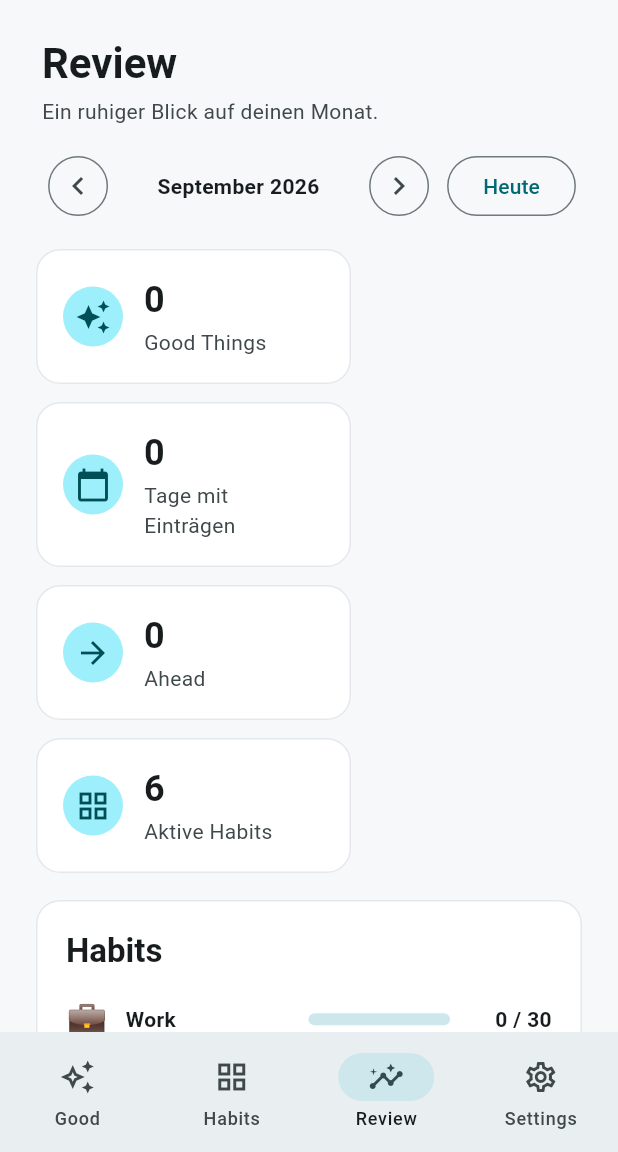
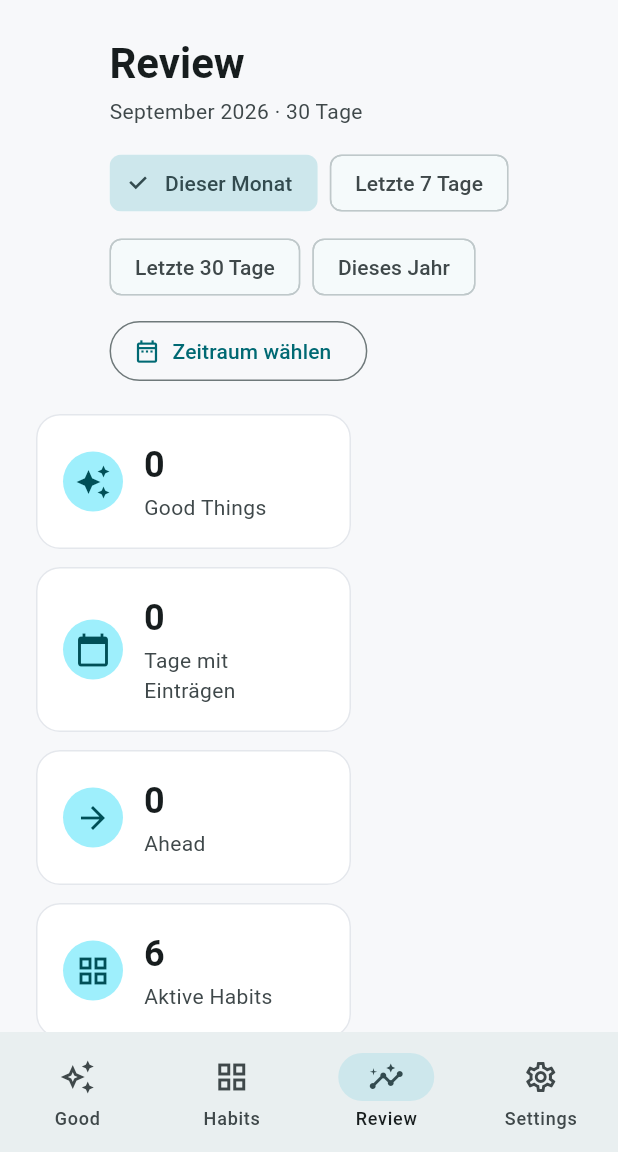
Before and after one commit to Rab2385/lighthouse_mini, a Flutter app: the screen it shows after launch, item 3 of the bottom bar chosen, on a phone screen of 412 x 824 dp, the part 84-1236 px from its top. Run offline on Flutter 3.47's test engine with Material 3 defaults, Android fonts, the phone set to English and light mode, and no system bars; our stand-ins replace sembast, sembast_web; Roboto replaces fonts that are missing (Arial).

Commit message:
feat: selectable date range in Review, German date pickers
- Review replaces the month stepper with a range: presets (Dieser Monat,
  Letzte 7 / 30 Tage, Dieses Jahr) plus a custom range picker. All
  metrics, habit totals and recurring entries recompute over the range.
- habit percentages use the elapsed part of the range as the denominator
  (you cannot complete a future day)
- controller: goodThingsInRange() and habitCompletionsInRange()
- add flutter_localizations, force de locale so showDateRangePicker and
  other Material dialogs render in German

Co-Authored-By: Claude Sonnet 5 <noreply@anthropic.com>

```diff
--- a/lib/app/lighthouse_app.dart
+++ b/lib/app/lighthouse_app.dart
@@ -1,4 +1,5 @@
 import 'package:flutter/material.dart';
+import 'package:flutter_localizations/flutter_localizations.dart';
 
 import '../pages/lighthouse_shell.dart';
 import '../state/lighthouse_controller.dart';
@@ -21,6 +22,13 @@ class LighthouseApp extends StatelessWidget {
           theme: _buildLightTheme(),
           darkTheme: _buildDarkTheme(),
           themeMode: controller.darkMode ? ThemeMode.dark : ThemeMode.light,
+          locale: const Locale('de'),
+          supportedLocales: const [Locale('de'), Locale('en')],
+          localizationsDelegates: const [
+            GlobalMaterialLocalizations.delegate,
+            GlobalWidgetsLocalizations.delegate,
+            GlobalCupertinoLocalizations.delegate,
+          ],
           home: LighthouseShell(controller: controller),
         );
       },
--- a/lib/pages/review_page.dart
+++ b/lib/pages/review_page.dart
@@ -2,7 +2,8 @@ import 'package:flutter/material.dart';
 
 import '../models/good_thing.dart';
 import '../state/lighthouse_controller.dart';
-import '../widgets/month_header.dart';
+
+enum _RangePreset { thisMonth, last7Days, last30Days, thisYear, custom }
 
 class ReviewPage extends StatefulWidget {
   const ReviewPage({
@@ -13,70 +14,143 @@ class ReviewPage extends StatefulWidget {
   final LighthouseController controller;
 
   @override
-  State<ReviewPage> createState() =>
-      _ReviewPageState();
+  State<ReviewPage> createState() => _ReviewPageState();
 }
 
 class _ReviewPageState extends State<ReviewPage> {
-  late DateTime _selectedMonth;
+  static const List<String> _monthNames = [
+    'Januar',
+    'Februar',
+    'März',
+    'April',
+    'Mai',
+    'Juni',
+    'Juli',
+    'August',
+    'September',
+    'Oktober',
+    'November',
+    'Dezember',
+  ];
+
+  _RangePreset _preset = _RangePreset.thisMonth;
+  late DateTimeRange _range;
 
   @override
   void initState() {
     super.initState();
-
-    final today = widget.controller.today;
-    _selectedMonth = DateTime(
-      today.year,
-      today.month,
-    );
+    _range = _rangeForPreset(_RangePreset.thisMonth);
   }
 
-  void _showPreviousMonth() {
+  DateTime _dateOnly(DateTime date) {
+    return DateTime(date.year, date.month, date.day);
+  }
+
+  DateTimeRange _rangeForPreset(_RangePreset preset) {
+    final today = widget.controller.today;
+
+    switch (preset) {
+      case _RangePreset.thisMonth:
+        return DateTimeRange(
+          start: DateTime(today.year, today.month, 1),
+          end: DateTime(today.year, today.month + 1, 0),
+        );
+      case _RangePreset.last7Days:
+        return DateTimeRange(
+          start: today.subtract(const Duration(days: 6)),
+          end: today,
+        );
+      case _RangePreset.last30Days:
+        return DateTimeRange(
+          start: today.subtract(const Duration(days: 29)),
+          end: today,
+        );
+      case _RangePreset.thisYear:
+        return DateTimeRange(
+          start: DateTime(today.year, 1, 1),
+          end: DateTime(today.year, 12, 31),
+        );
+      case _RangePreset.custom:
+        return _range;
+    }
+  }
+
+  void _applyPreset(_RangePreset preset) {
+    if (preset == _RangePreset.custom) {
+      _pickCustomRange();
+      return;
+    }
+
     setState(() {
-      _selectedMonth = DateTime(
-        _selectedMonth.year,
-        _selectedMonth.month - 1,
+      _preset = preset;
+      _range = _rangeForPreset(preset);
+    });
+  }
+
+  Future<void> _pickCustomRange() async {
+    final firstDate = DateTime(widget.controller.today.year - 5);
+    final lastDate = widget.controller.maximumFutureDate;
+
+    final safeStart = _range.start.isBefore(firstDate)
+        ? firstDate
+        : _range.start;
+    final safeEnd = _range.end.isAfter(lastDate) ? lastDate : _range.end;
+
+    final picked = await showDateRangePicker(
+      context: context,
+      firstDate: firstDate,
+      lastDate: lastDate,
+      initialDateRange: DateTimeRange(start: safeStart, end: safeEnd),
+      helpText: 'Zeitraum wählen',
+    );
+
+    if (picked == null || !mounted) {
+      return;
+    }
+
+    setState(() {
+      _preset = _RangePreset.custom;
+      _range = DateTimeRange(
+        start: _dateOnly(picked.start),
+        end: _dateOnly(picked.end),
       );
     });
   }
 
-  void _showNextMonth() {
-    final nextMonth = DateTime(
-      _selectedMonth.year,
-      _selectedMonth.month + 1,
-    );
+  int _rangeLengthInDays(DateTime start, DateTime end) {
+    // Count in UTC so daylight-saving transitions never shift the total.
+    final utcStart = DateTime.utc(start.year, start.month, start.day);
+    final utcEnd = DateTime.utc(end.year, end.month, end.day);
 
-    if (nextMonth.isAfter(
-      widget.controller.maximumFutureMonth,
-    )) {
-      return;
+    if (utcEnd.isBefore(utcStart)) {
+      return 0;
     }
 
-    setState(() {
-      _selectedMonth = nextMonth;
-    });
+    return utcEnd.difference(utcStart).inDays + 1;
   }
 
-  void _showCurrentMonth() {
-    final today = widget.controller.today;
+  String _twoDigits(int value) => value.toString().padLeft(2, '0');
 
-    setState(() {
-      _selectedMonth = DateTime(
-        today.year,
-        today.month,
-      );
-    });
+  String _formatDate(DateTime date) {
+    return '${_twoDigits(date.day)}.${_twoDigits(date.month)}.${date.year}';
   }
 
-  bool get _canShowNextMonth {
-    final nextMonth = DateTime(
-      _selectedMonth.year,
-      _selectedMonth.month + 1,
-    );
+  String _formatRange(DateTimeRange range) {
+    final start = range.start;
+    final end = range.end;
 
-    return !nextMonth.isAfter(
-      widget.controller.maximumFutureMonth,
-    );
+    final lastDayOfStartMonth = DateTime(start.year, start.month + 1, 0).day;
+    final isWholeMonth =
+        start.day == 1 &&
+        end.year == start.year &&
+        end.month == start.month &&
+        end.day == lastDayOfStartMonth;
+
+    if (isWholeMonth) {
+      return '${_monthNames[start.month - 1]} ${start.year}';
+    }
+
+    return '${_formatDate(start)} – ${_formatDate(end)}';
   }
 
   @override
@@ -84,8 +158,13 @@ class _ReviewPageState extends State<ReviewPage> {
     return AnimatedBuilder(
       animation: widget.controller,
       builder: (context, child) {
-        final entries = widget.controller
-            .goodThingsForMonth(_selectedMonth);
+        final controller = widget.controller;
+        final today = controller.today;
+
+        final start = _range.start;
+        final end = _range.end;
+
+        final entries = controller.goodThingsInRange(start, end);
 
         final daysWithEntries = entries
             .map(
@@ -98,147 +177,98 @@ class _ReviewPageState extends State<ReviewPage> {
             .length;
 
         final aheadCount = entries
-            .where(
-              (entry) => entry.date
-                  .isAfter(widget.controller.today),
-            )
+            .where((entry) => entry.date.isAfter(today))
             .length;
 
-        final recurring =
-            _recurringEntries(entries);
+        final totalRangeDays = _rangeLengthInDays(start, end);
+
+        // Habits can only be completed up to today, so the percentage uses the
+        // part of the range that has already happened as its denominator.
+        final habitEnd = end.isAfter(today) ? today : end;
+        final habitDays = _rangeLengthInDays(start, habitEnd);
+
+        final recurring = _recurringEntries(entries);
 
         return Column(
           children: [
-            MonthHeader(
-              title: 'Review',
-              subtitle:
-                  'Ein ruhiger Blick auf deinen Monat.',
-              selectedMonth: _selectedMonth,
-              onPreviousMonth:
-                  _showPreviousMonth,
-              onNextMonth:
-                  _canShowNextMonth
-                      ? _showNextMonth
-                      : null,
-              onToday: _showCurrentMonth,
+            _ReviewHeader(
+              rangeLabel: _formatRange(_range),
+              rangeDays: totalRangeDays,
+              preset: _preset,
+              onPresetSelected: _applyPreset,
             ),
             Expanded(
               child: SingleChildScrollView(
-                padding: const EdgeInsets.fromLTRB(
-                  24,
-                  0,
-                  24,
-                  40,
-                ),
+                padding: const EdgeInsets.fromLTRB(24, 0, 24, 40),
                 child: Column(
-                  crossAxisAlignment:
-                      CrossAxisAlignment.start,
+                  crossAxisAlignment: CrossAxisAlignment.start,
                   children: [
                     Wrap(
                       spacing: 12,
                       runSpacing: 12,
                       children: [
                         _MetricCard(
-                          icon:
-                              Icons.auto_awesome,
+                          icon: Icons.auto_awesome,
                           label: 'Good Things',
-                          value:
-                              entries.length.toString(),
+                          value: entries.length.toString(),
                         ),
                         _MetricCard(
-                          icon:
-                              Icons.calendar_today,
-                          label:
-                              'Tage mit Einträgen',
-                          value: daysWithEntries
-                              .toString(),
+                          icon: Icons.calendar_today,
+                          label: 'Tage mit Einträgen',
+                          value: daysWithEntries.toString(),
                         ),
                         _MetricCard(
-                          icon:
-                              Icons.arrow_forward,
+                          icon: Icons.arrow_forward,
                           label: 'Ahead',
-                          value:
-                              aheadCount.toString(),
+                          value: aheadCount.toString(),
                         ),
                         _MetricCard(
-                          icon:
-                              Icons.grid_view,
-                          label:
-                              'Aktive Habits',
-                          value: widget.controller
-                              .activeHabits.length
-                              .toString(),
+                          icon: Icons.grid_view,
+                          label: 'Aktive Habits',
+                          value: controller.activeHabits.length.toString(),
                         ),
                       ],
                     ),
                     const SizedBox(height: 18),
                     _SectionCard(
                       title: 'Habits',
-                      child: widget.controller
-                              .activeHabits.isEmpty
-                          ? const Text(
-                              'Noch keine aktiven Habits.',
-                            )
+                      child: controller.activeHabits.isEmpty
+                          ? const Text('Noch keine aktiven Habits.')
                           : Column(
                               children: [
-                                for (final habit
-                                    in widget
-                                        .controller
-                                        .activeHabits)
+                                for (final habit in controller.activeHabits)
                                   _HabitReviewRow(
-                                    emoji:
-                                        habit.emoji,
+                                    emoji: habit.emoji,
                                     name: habit.name,
-                                    total: widget
-                                        .controller
-                                        .habitTotalForMonth(
-                                      habitId:
-                                          habit.id,
-                                      selectedMonth:
-                                          _selectedMonth,
+                                    total: controller.habitCompletionsInRange(
+                                      habitId: habit.id,
+                                      start: start,
+                                      end: habitEnd,
                                     ),
-                                    daysInMonth:
-                                        DateTime(
-                                      _selectedMonth
-                                          .year,
-                                      _selectedMonth
-                                              .month +
-                                          1,
-                                      0,
-                                    ).day,
+                                    days: habitDays,
                                   ),
                               ],
                             ),
                     ),
                     const SizedBox(height: 18),
                     _SectionCard(
-                      title:
-                          'Wiederkehrende Einträge',
+                      title: 'Wiederkehrende Einträge',
                       child: recurring.isEmpty
                           ? const Text(
                               'Noch keine wiederkehrenden '
-                              'Texte in diesem Monat.',
+                              'Texte in diesem Zeitraum.',
                             )
                           : Column(
                               children: [
-                                for (final item
-                                    in recurring)
+                                for (final item in recurring)
                                   ListTile(
-                                    contentPadding:
-                                        EdgeInsets.zero,
-                                    leading:
-                                        const Icon(
-                                      Icons.repeat,
-                                    ),
-                                    title:
-                                        Text(item.text),
+                                    contentPadding: EdgeInsets.zero,
+                                    leading: const Icon(Icons.repeat),
+                                    title: Text(item.text),
                                     trailing: Text(
                                       '${item.count}×',
-                                      style:
-                                          const TextStyle(
-                                        fontWeight:
-                                            FontWeight
-                                                .w700,
+                                      style: const TextStyle(
+                                        fontWeight: FontWeight.w700,
                                       ),
                                     ),
                                   ),
@@ -255,9 +285,7 @@ class _ReviewPageState extends State<ReviewPage> {
     );
   }
 
-  List<_RecurringEntry> _recurringEntries(
-    List<GoodThing> entries,
-  ) {
+  List<_RecurringEntry> _recurringEntries(List<GoodThing> entries) {
     final counts = <String, _RecurringEntry>{};
 
     for (final entry in entries) {
@@ -270,10 +298,7 @@ class _ReviewPageState extends State<ReviewPage> {
       final existing = counts[key];
 
       if (existing == null) {
-        counts[key] = _RecurringEntry(
-          text: entry.text.trim(),
-          count: 1,
-        );
+        counts[key] = _RecurringEntry(text: entry.text.trim(), count: 1);
       } else {
         counts[key] = _RecurringEntry(
           text: existing.text,
@@ -282,15 +307,116 @@ class _ReviewPageState extends State<ReviewPage> {
       }
     }
 
-    final result = counts.values
-        .where((entry) => entry.count > 1)
-        .toList()
-      ..sort(
-        (first, second) =>
-            second.count.compareTo(first.count),
-      );
+    final result =
+        counts.values.where((entry) => entry.count > 1).toList()
+          ..sort((first, second) => second.count.compareTo(first.count));
 
     return result.take(5).toList();
+  }
+}
+
+class _ReviewHeader extends StatelessWidget {
+  const _ReviewHeader({
+    required this.rangeLabel,
+    required this.rangeDays,
+    required this.preset,
+    required this.onPresetSelected,
+  });
+
+  final String rangeLabel;
+  final int rangeDays;
+  final _RangePreset preset;
+  final ValueChanged<_RangePreset> onPresetSelected;
+
+  @override
+  Widget build(BuildContext context) {
+    final theme = Theme.of(context);
+
+    return Padding(
+      padding: const EdgeInsets.fromLTRB(24, 24, 24, 18),
+      child: Column(
+        crossAxisAlignment: CrossAxisAlignment.start,
+        children: [
+          Text(
+            'Review',
+            style: theme.textTheme.headlineMedium?.copyWith(
+              fontWeight: FontWeight.w700,
+            ),
+          ),
+          const SizedBox(height: 4),
+          Text(
+            '$rangeLabel · '
+            '$rangeDays ${rangeDays == 1 ? 'Tag' : 'Tage'}',
+            style: TextStyle(color: theme.colorScheme.onSurfaceVariant),
+          ),
+          const SizedBox(height: 14),
+          Wrap(
+            spacing: 8,
+            runSpacing: 8,
+            crossAxisAlignment: WrapCrossAlignment.center,
+            children: [
+              _PresetChip(
+                label: 'Dieser Monat',
+                selected: preset == _RangePreset.thisMonth,
+                onSelected: () => onPresetSelected(_RangePreset.thisMonth),
+              ),
+              _PresetChip(
+                label: 'Letzte 7 Tage',
+                selected: preset == _RangePreset.last7Days,
+                onSelected: () => onPresetSelected(_RangePreset.last7Days),
+              ),
+              _PresetChip(
+                label: 'Letzte 30 Tage',
+                selected: preset == _RangePreset.last30Days,
+                onSelected: () => onPresetSelected(_RangePreset.last30Days),
+              ),
+              _PresetChip(
+                label: 'Dieses Jahr',
+                selected: preset == _RangePreset.thisYear,
+                onSelected: () => onPresetSelected(_RangePreset.thisYear),
+              ),
+              OutlinedButton.icon(
+                onPressed: () => onPresetSelected(_RangePreset.custom),
+                icon: const Icon(Icons.date_range_outlined, size: 18),
+                label: Text(
+                  preset == _RangePreset.custom
+                      ? 'Zeitraum: $rangeLabel'
+                      : 'Zeitraum wählen',
+                ),
+                style: preset == _RangePreset.custom
+                    ? OutlinedButton.styleFrom(
+                        backgroundColor: theme.colorScheme.secondaryContainer,
+                        foregroundColor:
+                            theme.colorScheme.onSecondaryContainer,
+                      )
+                    : null,
+              ),
+            ],
+          ),
+        ],
+      ),
+    );
+  }
+}
+
+class _PresetChip extends StatelessWidget {
+  const _PresetChip({
+    required this.label,
+    required this.selected,
+    required this.onSelected,
+  });
+
+  final String label;
+  final bool selected;
+  final VoidCallback onSelected;
+
+  @override
+  Widget build(BuildContext context) {
+    return ChoiceChip(
+      label: Text(label),
+      selected: selected,
+      onSelected: (_) => onSelected(),
+    );
   }
 }
 
@@ -314,32 +440,22 @@ class _MetricCard extends StatelessWidget {
           padding: const EdgeInsets.all(18),
           child: Row(
             children: [
-              CircleAvatar(
-                child: Icon(icon),
-              ),
+              CircleAvatar(child: Icon(icon)),
               const SizedBox(width: 14),
               Expanded(
                 child: Column(
-                  crossAxisAlignment:
-                      CrossAxisAlignment.start,
+                  crossAxisAlignment: CrossAxisAlignment.start,
                   children: [
                     Text(
                       value,
-                      style: Theme.of(context)
-                          .textTheme
-                          .headlineSmall
-                          ?.copyWith(
-                            fontWeight:
-                                FontWeight.w700,
-                          ),
+                      style: Theme.of(context).textTheme.headlineSmall
+                          ?.copyWith(fontWeight: FontWeight.w700),
                     ),
                     const SizedBox(height: 2),
                     Text(
                       label,
                       style: TextStyle(
-                        color: Theme.of(context)
-                            .colorScheme
-                            .onSurfaceVariant,
+                        color: Theme.of(context).colorScheme.onSurfaceVariant,
                       ),
                     ),
                   ],
@@ -368,17 +484,13 @@ class _SectionCard extends StatelessWidget {
       child: Padding(
         padding: const EdgeInsets.all(20),
         child: Column(
-          crossAxisAlignment:
-              CrossAxisAlignment.start,
+          crossAxisAlignment: CrossAxisAlignment.start,
           children: [
             Text(
               title,
-              style: Theme.of(context)
-                  .textTheme
-                  .titleLarge
-                  ?.copyWith(
-                    fontWeight: FontWeight.w700,
-                  ),
+              style: Theme.of(context).textTheme.titleLarge?.copyWith(
+                fontWeight: FontWeight.w700,
+              ),
             ),
             const SizedBox(height: 16),
             child,
@@ -394,36 +506,30 @@ class _HabitReviewRow extends StatelessWidget {
     required this.emoji,
     required this.name,
     required this.total,
-    required this.daysInMonth,
+    required this.days,
   });
 
   final String emoji;
   final String name;
   final int total;
-  final int daysInMonth;
+  final int days;
 
   @override
   Widget build(BuildContext context) {
-    final progress =
-        daysInMonth == 0 ? 0.0 : total / daysInMonth;
+    final progress = days == 0 ? 0.0 : (total / days).clamp(0.0, 1.0);
 
     return Padding(
       padding: const EdgeInsets.only(bottom: 16),
       child: Row(
         children: [
-          Text(
-            emoji,
-            style: const TextStyle(fontSize: 22),
-          ),
+          Text(emoji, style: const TextStyle(fontSize: 22)),
           const SizedBox(width: 12),
           SizedBox(
             width: 110,
             child: Text(
               name,
               overflow: TextOverflow.ellipsis,
-              style: const TextStyle(
-                fontWeight: FontWeight.w600,
-              ),
+              style: const TextStyle(fontWeight: FontWeight.w600),
             ),
           ),
           const SizedBox(width: 12),
@@ -431,19 +537,16 @@ class _HabitReviewRow extends StatelessWidget {
             child: LinearProgressIndicator(
               value: progress,
               minHeight: 8,
-              borderRadius:
-                  BorderRadius.circular(8),
+              borderRadius: BorderRadius.circular(8),
             ),
           ),
           const SizedBox(width: 12),
           SizedBox(
             width: 56,
             child: Text(
-              '$total / $daysInMonth',
+              '$total / $days',
               textAlign: TextAlign.end,
-              style: const TextStyle(
-                fontWeight: FontWeight.w600,
-              ),
+              style: const TextStyle(fontWeight: FontWeight.w600),
             ),
           ),
         ],
--- a/lib/state/lighthouse_controller.dart
+++ b/lib/state/lighthouse_controller.dart
@@ -127,6 +127,54 @@ class LighthouseController extends ChangeNotifier {
       );
 
     return result;
+  }
+
+  /// Good Things whose date falls within [start] .. [end] (both inclusive,
+  /// day precision), sorted by date.
+  List<GoodThing> goodThingsInRange(DateTime start, DateTime end) {
+    final from = _dateOnly(start);
+    final to = _dateOnly(end);
+
+    final result =
+        _goodThings.where((entry) {
+          final date = _dateOnly(entry.date);
+          return !date.isBefore(from) && !date.isAfter(to);
+        }).toList()..sort(
+          (first, second) => first.date.compareTo(second.date),
+        );
+
+    return result;
+  }
+
+  /// Number of days in [start] .. [end] (both inclusive) on which [habitId]
+  /// is marked complete.
+  int habitCompletionsInRange({
+    required String habitId,
+    required DateTime start,
+    required DateTime end,
+  }) {
+    final from = _dateOnly(start);
+    final to = _dateOnly(end);
+
+    if (to.isBefore(from)) {
+      return 0;
+    }
+
+    var total = 0;
+
+    for (var offset = 0; ; offset++) {
+      final date = DateTime(from.year, from.month, from.day + offset);
+
+      if (date.isAfter(to)) {
+        break;
+      }
+
+      if (isHabitCompleted(habitId: habitId, date: date)) {
+        total++;
+      }
+    }
+
+    return total;
   }
 
   List<GoodThing> searchGoodThings(String query) {
--- a/pubspec.yaml
+++ b/pubspec.yaml
@@ -9,6 +9,8 @@ environment:
 
 dependencies:
   flutter:
+    sdk: flutter
+  flutter_localizations:
     sdk: flutter
   path: ^1.9.1
   path_provider: ^2.1.6
```
Also changed, not shown: pubspec.lock.
